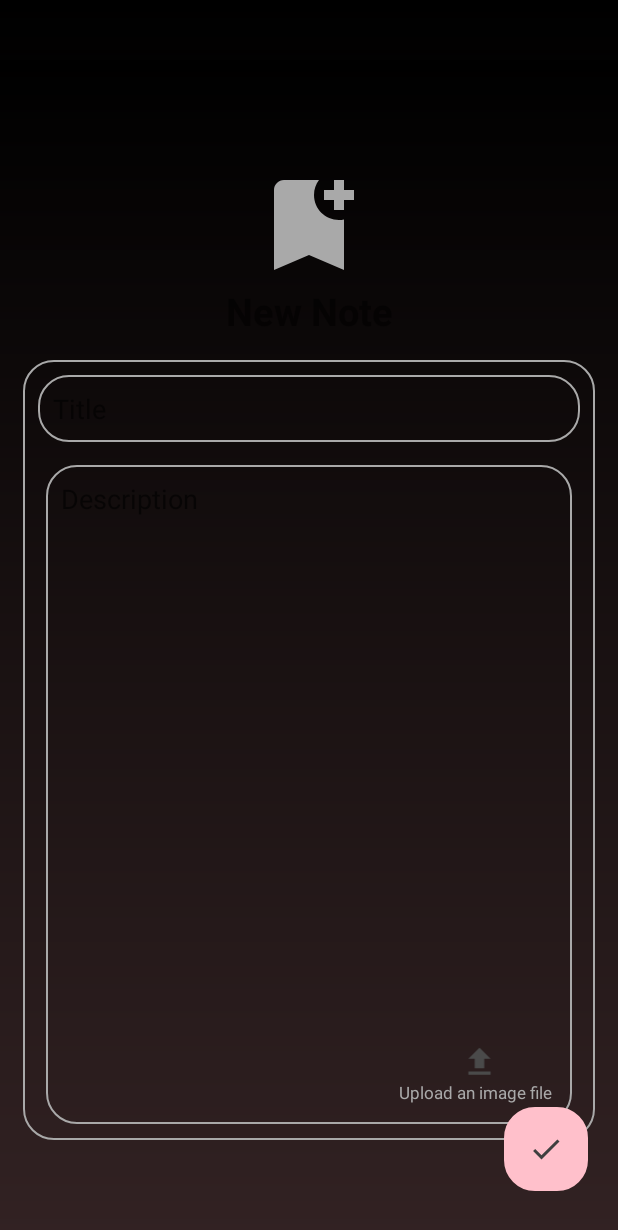
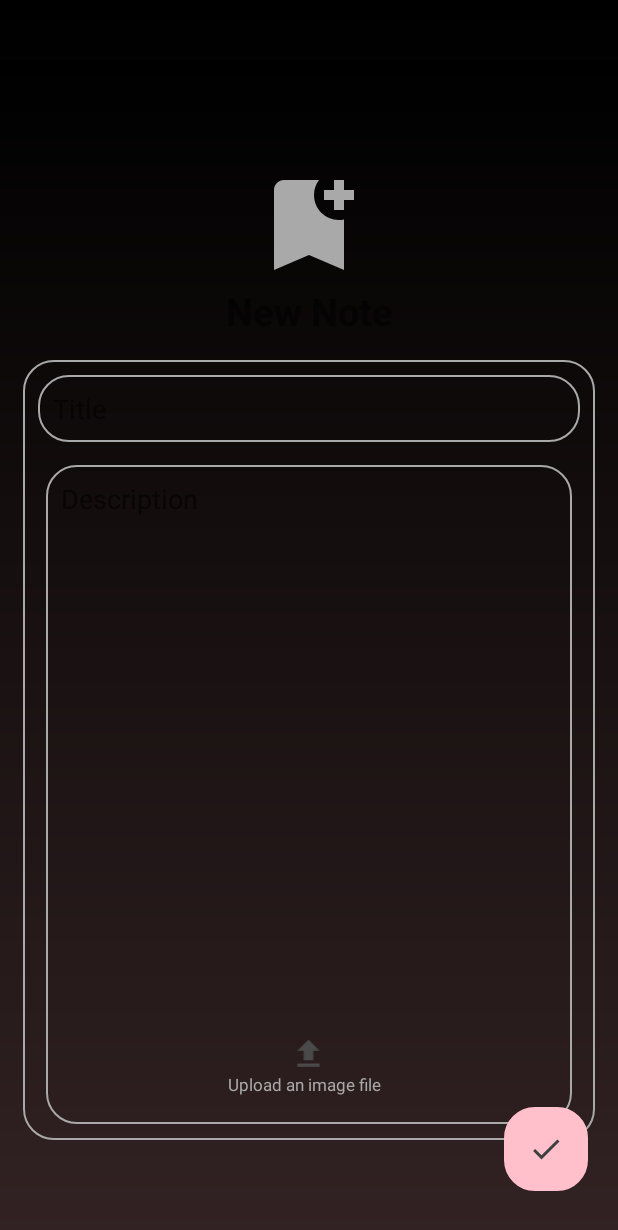
Before and after one commit to Jacques-lang/android_notes_app, an Android app built with Jetpack Compose: the AddNoteFragment screen opened through its navigation route, on a phone screen of 412 x 824 dp. Shown: the top 1230 px of the screen. Run offline under Robolectric (Android 15) with nearby library versions, the phone set to English and light mode, and no system bars; our stand-ins replace Firebase (no records; nobody signed in at launch, a user with empty details on screens opened directly), data binding; 5 statements that could not run were skipped.

Commit message:
trial commit and push

```diff
--- a/app/src/main/res/layout/fragment_add_note.xml
+++ b/app/src/main/res/layout/fragment_add_note.xml
@@ -67,15 +67,31 @@
                 android:layout_margin="5dp"
                 android:layout_gravity="center" />
 
+
+        </FrameLayout>
+        <ImageView
+            android:id="@+id/uploadedImageView"
+            android:layout_width="400dp"
+            android:layout_height="200dp"
+            android:layout_gravity="center"
+            android:focusable="true"
+            android:visibility="gone"
+            android:clickable="true"
+            android:layout_marginBottom="10dp"
+            android:scaleType="centerInside"
+            android:layout_margin="10dp"/>
+    </LinearLayout>
+
     <LinearLayout
         android:id="@+id/uploadFileIcon"
         android:layout_width="wrap_content"
         android:layout_height="wrap_content"
-                android:layout_gravity="bottom|end"
+        android:layout_centerInParent="true"
+        android:layout_alignParentBottom="true"
         android:focusable="true"
         android:orientation="vertical"
         android:clickable="true"
-                android:layout_margin="5dp"
+        android:layout_marginBottom="80dp"
         android:padding="8dp">
 
         <ImageView
@@ -95,20 +111,6 @@
             android:layout_marginBottom="5dp"
             android:layout_marginEnd="5dp"/>
     </LinearLayout>
-        </FrameLayout>
-        <ImageView
-            android:id="@+id/uploadedImageView"
-            android:layout_width="400dp"
-            android:layout_height="200dp"
-            android:layout_gravity="center"
-            android:focusable="true"
-            android:visibility="gone"
-            android:clickable="true"
-            android:layout_marginBottom="10dp"
-            android:scaleType="centerInside"
-            android:layout_margin="10dp"/>
-
-    </LinearLayout>
 
     <ImageButton
         android:id="@+id/savebutton"
```
Also changed, not shown: app/src/main/res/layout/fragment_edit_note.xml (+15 -14 lines). Lines whose indentation alone changed are shown as unchanged.
